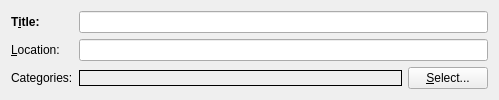
Qt form incidenceeditors/incidenceeditor-ng/iegeneralmobile.ui (chusopr/kdepim-ktimetracker-akonadi) before a commit.
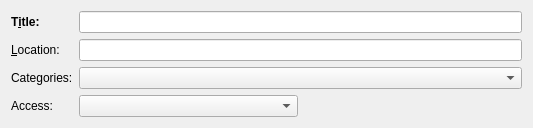
The same form after that commit. Custom widgets are drawn as their Qt base class.

Commit message: - Make the secrecy combo work on mobile too. - Use KCheckComboBox for categories in stead of a seperate dialog. Also squeeze   its text so that we get an almost similar behavior.

```diff
--- a/incidenceeditors/incidenceeditor-ng/iegeneralmobile.ui
+++ b/incidenceeditors/incidenceeditor-ng/iegeneralmobile.ui
@@ -6,8 +6,8 @@
    <rect>
     <x>0</x>
     <y>0</y>
-    <width>499</width>
-    <height>90</height>
+    <width>533</width>
+    <height>120</height>
    </rect>
   </property>
   <property name="windowTitle">
@@ -93,7 +93,7 @@
    <item row="2" column="0">
     <widget class="QLabel" name="label_5">
      <property name="sizePolicy">
-      <sizepolicy hsizetype="Minimum" vsizetype="Preferred">
+      <sizepolicy hsizetype="Fixed" vsizetype="Preferred">
        <horstretch>0</horstretch>
        <verstretch>0</verstretch>
       </sizepolicy>
@@ -101,37 +101,37 @@
      <property name="text">
       <string extracomment="@label">Categories:</string>
      </property>
-     <property name="buddy">
-      <cstring>mSelectCategoriesButton</cstring>
+    </widget>
+   </item>
+   <item row="2" column="1" colspan="2">
+    <widget class="KPIM::KCheckComboBox" name="mCategoryCombo"/>
+   </item>
+   <item row="3" column="0">
+    <widget class="QLabel" name="label_3">
+     <property name="toolTip">
+      <string extracomment="@info:tooltip">Set the secrecy level</string>
      </property>
+     <property name="whatsThis">
+      <string extracomment="@info:whatsthis">Sets whether the access to this event or to-do is restricted. Please note that KOrganizer currently does not use this setting, so the implementation of the restrictions will depend on the groupware server. This means that events or to-dos marked as private or confidential may be visible to others.</string>
+     </property>
+     <property name="text">
+      <string>Access:</string>
+     </property>
     </widget>
    </item>
-   <item row="2" column="1">
-    <widget class="KSqueezedTextLabel" name="mCategoriesLabel">
+   <item row="3" column="1">
+    <widget class="QComboBox" name="mSecrecyCombo">
      <property name="sizePolicy">
-      <sizepolicy hsizetype="Expanding" vsizetype="Fixed">
+      <sizepolicy hsizetype="Minimum" vsizetype="Fixed">
        <horstretch>0</horstretch>
        <verstretch>0</verstretch>
       </sizepolicy>
      </property>
      <property name="toolTip">
-      <string extracomment="@info:tooltip">Set the categories</string>
+      <string extracomment="@info:tooltip">Set the secrecy level</string>
      </property>
      <property name="whatsThis">
-      <string comment="@info:whatsthis">Allows you to select the categories that this event or to-do belongs to.</string>
-     </property>
-     <property name="frameShape">
-      <enum>QFrame::Panel</enum>
-     </property>
-     <property name="buddy">
-      <cstring>mSelectCategoriesButton</cstring>
-     </property>
-    </widget>
-   </item>
-   <item row="2" column="2">
-    <widget class="QPushButton" name="mSelectCategoriesButton">
-     <property name="text">
-      <string>&amp;Select...</string>
+      <string extracomment="@info:whatsthis">Sets whether the access to this event or to-do is restricted. Please note that KOrganizer currently does not use this setting, so the implementation of the restrictions will depend on the groupware server. This means that events or to-dos marked as private or confidential may be visible to others.</string>
      </property>
     </widget>
    </item>
@@ -139,15 +139,20 @@
  </widget>
  <customwidgets>
   <customwidget>
-   <class>KSqueezedTextLabel</class>
-   <extends>QLabel</extends>
-   <header>ksqueezedtextlabel.h</header>
+   <class>KPIM::KCheckComboBox</class>
+   <extends>KComboBox</extends>
+   <header>libkdepim/kcheckcombobox.h</header>
   </customwidget>
   <customwidget>
    <class>KLineEdit</class>
    <extends>QLineEdit</extends>
    <header>klineedit.h</header>
   </customwidget>
+  <customwidget>
+   <class>KComboBox</class>
+   <extends>QComboBox</extends>
+   <header>kcombobox.h</header>
+  </customwidget>
  </customwidgets>
  <resources/>
  <connections/>
```
The commit also changes 3 other files.
